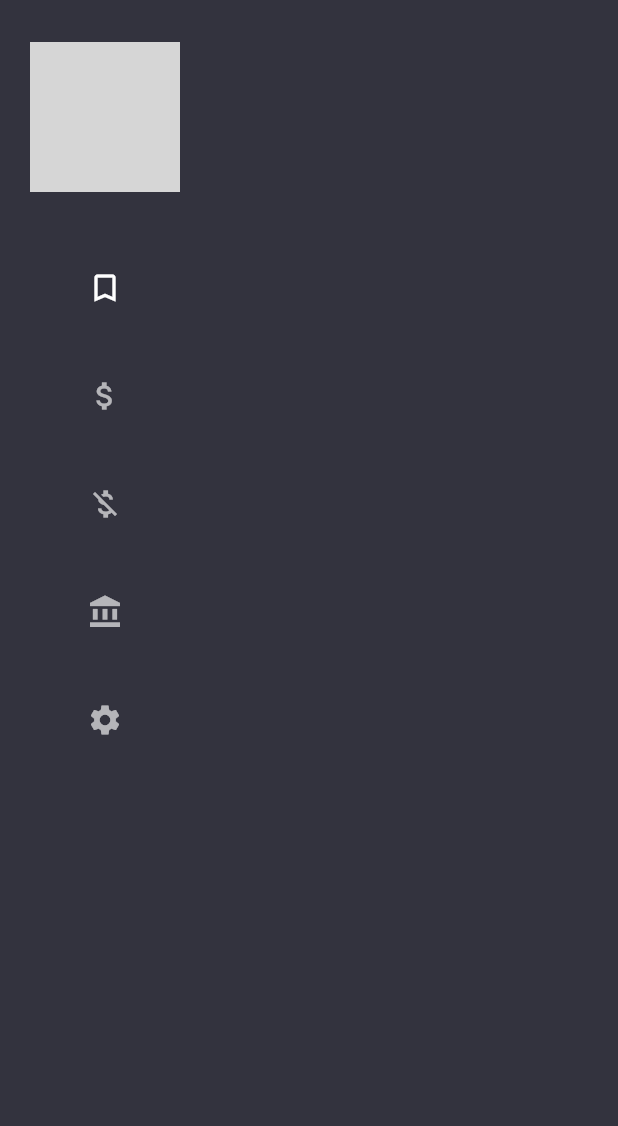
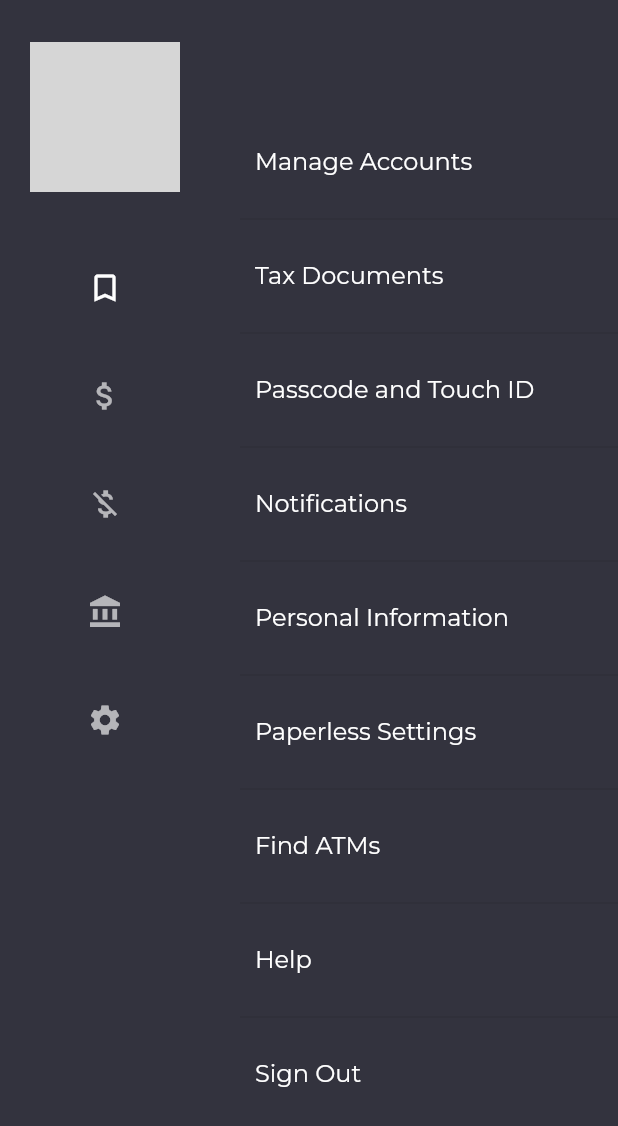
Before and after one commit to rishirizz/rally_app, a Flutter app: the SettingsScreen screen opened directly, on a phone screen of 412 x 824 dp. Shown: the top 1126 px of the screen. Run offline on Flutter 3.47's test engine with Material 2 defaults, Android fonts, the light colour scheme and no system bars; our stand-ins replace google_fonts; network calls fail; grey boxes are pictures that could not be loaded.

Commit message:
settings page completed

```diff
--- /dev/null
+++ b/lib/components/settings_tile.dart
@@ -0,0 +1,24 @@
+import 'package:flutter/material.dart';
+import 'package:rally_app/styles/text_styles.dart';
+
+class SettingsTile extends StatelessWidget {
+  final String? settingsTitle;
+  const SettingsTile({
+    @required this.settingsTitle,
+    Key? key,
+  }) : super(key: key);
+
+  @override
+  Widget build(BuildContext context) {
+    return InkWell(
+      onTap: () {},
+      child: Padding(
+        padding: const EdgeInsets.all(10.0),
+        child: Text(
+          settingsTitle!,
+          style: primaryTextStyle,
+        ),
+      ),
+    );
+  }
+}
--- a/lib/screens/settings_screen.dart
+++ b/lib/screens/settings_screen.dart
@@ -1,5 +1,6 @@
 import 'package:flutter/material.dart';
 import 'package:rally_app/components/rally_nav_rail.dart';
+import '../components/settings_tile.dart';
 
 class SettingsScreen extends StatelessWidget {
   const SettingsScreen({super.key});
@@ -12,8 +13,106 @@ class SettingsScreen extends StatelessWidget {
         body: Row(
           children: [
             const RallyNavRail(),
+            const SizedBox(
+              width: 20,
+            ),
             Expanded(
-              child: Column(),
+              child: SingleChildScrollView(
+                child: Column(
+                  crossAxisAlignment: CrossAxisAlignment.start,
+                  children: const [
+                    SizedBox(
+                      height: 10,
+                    ),
+                    SettingsTile(
+                      settingsTitle: 'Manage Accounts',
+                    ),
+                    SizedBox(
+                      height: 10,
+                    ),
+                    Divider(),
+                    SizedBox(
+                      height: 10,
+                    ),
+                    SettingsTile(
+                      settingsTitle: 'Tax Documents',
+                    ),
+                    SizedBox(
+                      height: 10,
+                    ),
+                    Divider(),
+                    SizedBox(
+                      height: 10,
+                    ),
+                    SettingsTile(
+                      settingsTitle: 'Passcode and Touch ID',
+                    ),
+                    SizedBox(
+                      height: 10,
+                    ),
+                    Divider(),
+                    SizedBox(
+                      height: 10,
+                    ),
+                    SettingsTile(
+                      settingsTitle: 'Notifications',
+                    ),
+                    SizedBox(
+                      height: 10,
+                    ),
+                    Divider(),
+                    SizedBox(
+                      height: 10,
+                    ),
+                    SettingsTile(
+                      settingsTitle: 'Personal Information',
+                    ),
+                    SizedBox(
+                      height: 10,
+                    ),
+                    Divider(),
+                    SizedBox(
+                      height: 10,
+                    ),
+                    SettingsTile(
+                      settingsTitle: 'Paperless Settings',
+                    ),
+                    SizedBox(
+                      height: 10,
+                    ),
+                    Divider(),
+                    SizedBox(
+                      height: 10,
+                    ),
+                    SettingsTile(
+                      settingsTitle: 'Find ATMs',
+                    ),
+                    SizedBox(
+                      height: 10,
+                    ),
+                    Divider(),
+                    SizedBox(
+                      height: 10,
+                    ),
+                    SettingsTile(
+                      settingsTitle: 'Help',
+                    ),
+                    SizedBox(
+                      height: 10,
+                    ),
+                    Divider(),
+                    SizedBox(
+                      height: 10,
+                    ),
+                    SettingsTile(
+                      settingsTitle: 'Sign Out',
+                    ),
+                    SizedBox(
+                      height: 10,
+                    ),
+                  ],
+                ),
+              ),
             ),
           ],
         ),
```
